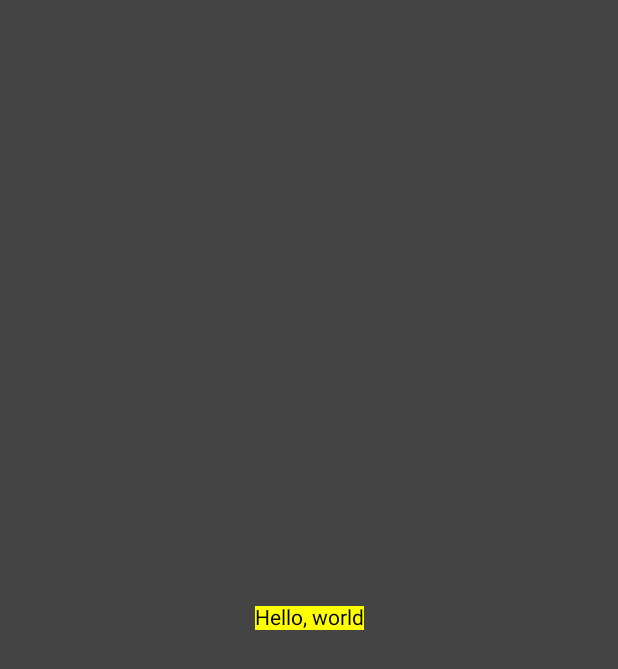
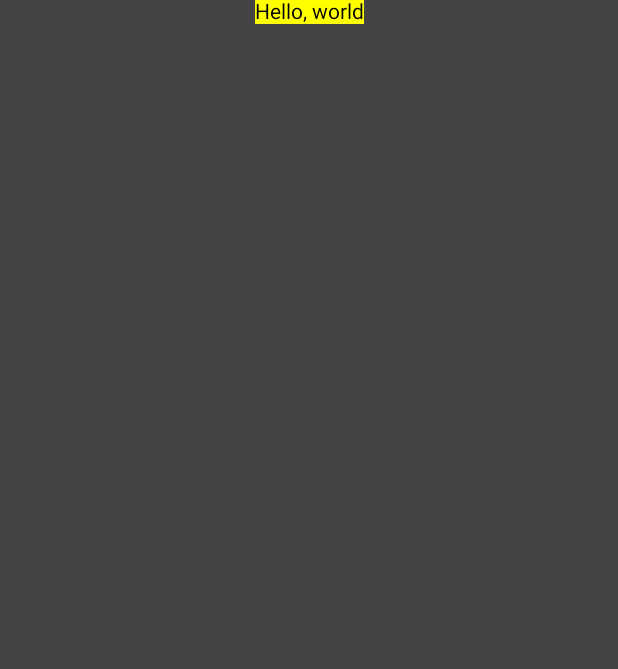
Before and after one commit to gpetuhov/JetpackComposeTutorial, an Android app built with Jetpack Compose: the screen it shows after launch (MainActivity), on a phone screen of 412 x 824 dp. Shown: the top 669 px of the screen. Run offline under Robolectric (Android 15) with nearby library versions, the phone set to English and light mode, and no system bars.

Commit message:
Add alignment

```diff
--- a/02-Core/app/src/main/java/com/gpetuhov/android/compose/core/MainActivity.kt
+++ b/02-Core/app/src/main/java/com/gpetuhov/android/compose/core/MainActivity.kt
@@ -5,14 +5,13 @@ import androidx.activity.ComponentActivity
 import androidx.activity.compose.setContent
 import androidx.compose.foundation.layout.fillMaxSize
 import androidx.compose.foundation.layout.wrapContentSize
-import androidx.compose.material.MaterialTheme
 import androidx.compose.material.Surface
 import androidx.compose.material.Text
 import androidx.compose.runtime.Composable
+import androidx.compose.ui.Alignment
 import androidx.compose.ui.Modifier
 import androidx.compose.ui.graphics.Color
 import androidx.compose.ui.tooling.preview.Preview
-import com.gpetuhov.android.compose.core.ui.theme.JetpackComposeCoreTheme
 
 class MainActivity : ComponentActivity() {
     override fun onCreate(savedInstanceState: Bundle?) {
@@ -34,7 +33,9 @@ fun MainScreen() {
         // This Surface acts like a background of the Text.
         Surface(
             color = Color.Yellow,
-            modifier = Modifier.wrapContentSize() // now this Surface has size of its contents, not the parent
+            modifier = Modifier.wrapContentSize( // now this Surface has size of its contents, not the parent
+                align = Alignment.TopCenter // we can change alignment of Composables, which wrap their content
+            )
         ) {
             Text(text = "Hello, world")
         }
```
